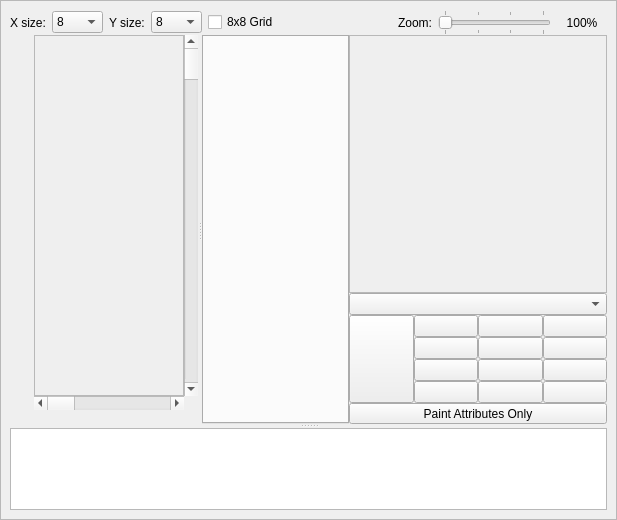
Qt form apps/ide/nes/designers/tilestampeditorform.ui (christopherpow/nesicide) before a commit.
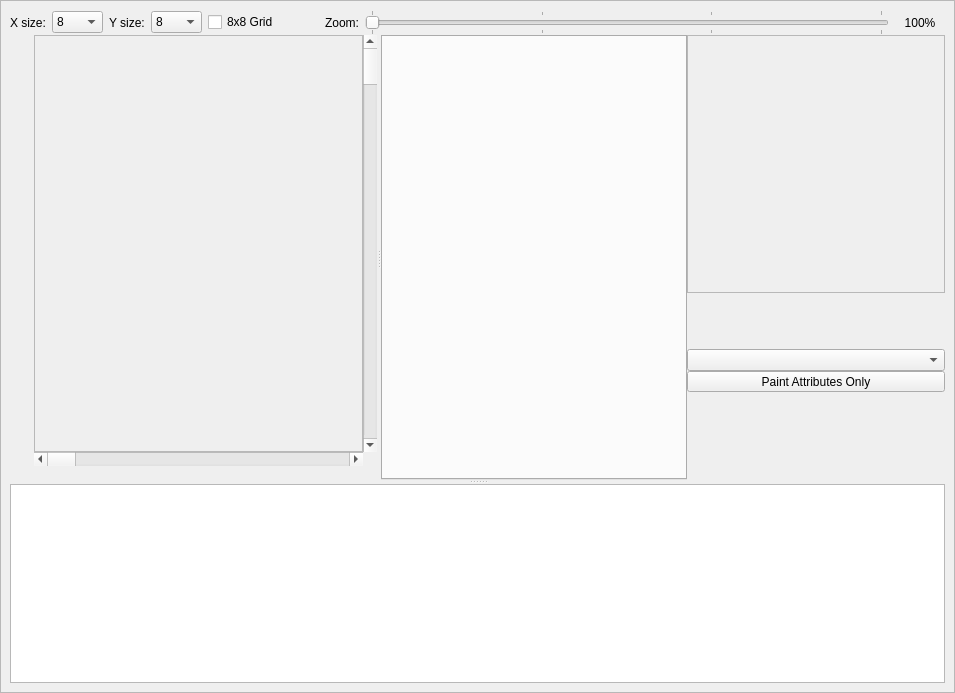
The same form after that commit. Icons and pictures are not drawn. Custom widgets are drawn as their Qt base class.

Commit message: Some layout issues addressed.

Diff of the .ui file:
```diff
--- a/apps/ide/nes/designers/tilestampeditorform.ui
+++ b/apps/ide/nes/designers/tilestampeditorform.ui
@@ -6,8 +6,8 @@
    <rect>
     <x>0</x>
     <y>0</y>
-    <width>617</width>
-    <height>520</height>
+    <width>955</width>
+    <height>693</height>
    </rect>
   </property>
   <property name="mouseTracking">
@@ -22,15 +22,24 @@
   <property name="windowTitle">
    <string>Form</string>
   </property>
+  <layout class="QGridLayout" name="gridLayout_2">
+   <property name="leftMargin">
+    <number>0</number>
+   </property>
+   <property name="topMargin">
+    <number>0</number>
+   </property>
+   <property name="rightMargin">
+    <number>0</number>
+   </property>
+   <property name="bottomMargin">
+    <number>0</number>
+   </property>
+   <property name="spacing">
+    <number>0</number>
+   </property>
+   <item row="0" column="0">
   <widget class="QFrame" name="window">
-   <property name="geometry">
-    <rect>
-     <x>0</x>
-     <y>0</y>
-     <width>617</width>
-     <height>520</height>
-    </rect>
-   </property>
    <property name="frameShape">
     <enum>QFrame::StyledPanel</enum>
    </property>
@@ -42,16 +51,13 @@
      <number>0</number>
     </property>
     <item row="0" column="0">
-     <layout class="QHBoxLayout" name="horizontalLayout">
+       <layout class="QHBoxLayout" name="horizontalLayout" stretch="0,0,0,0,0,0,0,1,0">
       <property name="spacing">
        <number>6</number>
       </property>
       <property name="sizeConstraint">
        <enum>QLayout::SetDefaultConstraint</enum>
       </property>
-      <property name="margin">
-       <number>0</number>
-      </property>
       <item>
        <widget class="QLabel" name="label_3">
         <property name="sizePolicy">
@@ -380,127 +386,97 @@
           </property>
          </widget>
         </item>
-        <item row="1" column="1" rowspan="15">
-         <widget class="QSplitter" name="splitter">
-          <property name="sizePolicy">
-           <sizepolicy hsizetype="Expanding" vsizetype="Expanding">
-            <horstretch>0</horstretch>
-            <verstretch>0</verstretch>
-           </sizepolicy>
-          </property>
-          <property name="orientation">
-           <enum>Qt::Horizontal</enum>
-          </property>
-          <widget class="QWidget" name="gridLayoutWidget">
-           <layout class="QGridLayout" name="gridLayout">
+          <item row="2" column="0">
+           <widget class="QToolButton" name="lineTool">
+            <property name="toolTip">
+             <string>Line Tool</string>
+            </property>
+            <property name="text">
+             <string/>
+            </property>
+            <property name="icon">
+             <iconset resource="../../../../common/resource.qrc">
+              <normaloff>:/resources/RR_shape_line.png</normaloff>:/resources/RR_shape_line.png</iconset>
+            </property>
+            <property name="checkable">
+             <bool>true</bool>
+            </property>
+            <property name="autoRaise">
+             <bool>true</bool>
+            </property>
+           </widget>
+          </item>
+          <item row="5" column="0">
+           <widget class="QToolButton" name="hollowCircleTool">
+            <property name="toolTip">
+             <string>Hollow Circle Tool</string>
+            </property>
+            <property name="text">
+             <string/>
+            </property>
+            <property name="icon">
+             <iconset resource="../../../../common/resource.qrc">
+              <normaloff>:/resources/RR_shape_circle_hollow.png</normaloff>:/resources/RR_shape_circle_hollow.png</iconset>
+            </property>
+            <property name="checkable">
+             <bool>true</bool>
+            </property>
+            <property name="autoRaise">
+             <bool>true</bool>
+            </property>
+           </widget>
+          </item>
+          <item row="11" column="0">
+           <widget class="QToolButton" name="flipHorizontal">
+            <property name="toolTip">
+             <string>Flip Horizontal</string>
+            </property>
+            <property name="text">
+             <string/>
+            </property>
+            <property name="icon">
+             <iconset resource="../../../../common/resource.qrc">
+              <normaloff>:/resources/RR_shape_flip_horizontal.png</normaloff>:/resources/RR_shape_flip_horizontal.png</iconset>
+            </property>
+            <property name="autoRaise">
+             <bool>true</bool>
+            </property>
+           </widget>
+          </item>
+          <item row="0" column="2" rowspan="14">
+           <layout class="QGridLayout" name="gridLayout_4" rowstretch="0,0,0,1,1,1,1,0,0">
             <property name="spacing">
              <number>0</number>
             </property>
-            <item row="0" column="0">
-             <widget class="QFrame" name="frame">
+            <item row="6" column="2">
+             <widget class="ColorPushButton" name="pal2col2">
               <property name="sizePolicy">
-               <sizepolicy hsizetype="Preferred" vsizetype="Preferred">
+               <sizepolicy hsizetype="Preferred" vsizetype="Fixed">
                 <horstretch>0</horstretch>
                 <verstretch>0</verstretch>
                </sizepolicy>
               </property>
-              <property name="minimumSize">
+              <property name="text">
+               <string/>
+              </property>
+              <property name="iconSize">
                <size>
-                <width>128</width>
-                <height>128</height>
+                <width>23</width>
+                <height>23</height>
                </size>
               </property>
-              <property name="cursor">
-               <cursorShape>CrossCursor</cursorShape>
+              <property name="checkable">
+               <bool>true</bool>
               </property>
-              <property name="mouseTracking">
+              <property name="flat">
                <bool>true</bool>
               </property>
-              <property name="focusPolicy">
-               <enum>Qt::StrongFocus</enum>
-              </property>
-              <property name="frameShape">
-               <enum>QFrame::StyledPanel</enum>
-              </property>
-              <property name="frameShadow">
-               <enum>QFrame::Sunken</enum>
-              </property>
-              <layout class="QGridLayout" name="gridLayout_3">
-               <property name="margin">
-                <number>0</number>
-               </property>
-               <property name="spacing">
-                <number>0</number>
-               </property>
-              </layout>
              </widget>
             </item>
-            <item row="0" column="1">
-             <widget class="QScrollBar" name="verticalScrollBar">
-              <property name="orientation">
-               <enum>Qt::Vertical</enum>
-              </property>
-             </widget>
-            </item>
-            <item row="1" column="0">
-             <widget class="QScrollBar" name="horizontalScrollBar">
-              <property name="orientation">
-               <enum>Qt::Horizontal</enum>
-              </property>
-             </widget>
-            </item>
-            <item row="2" column="0" colspan="2">
-             <layout class="QHBoxLayout" name="horizontalLayout_2">
-              <property name="spacing">
-               <number>0</number>
-              </property>
-              <property name="sizeConstraint">
-               <enum>QLayout::SetDefaultConstraint</enum>
-              </property>
-              <item>
-               <widget class="QLabel" name="info">
-                <property name="sizePolicy">
-                 <sizepolicy hsizetype="Ignored" vsizetype="Fixed">
-                  <horstretch>0</horstretch>
-                  <verstretch>0</verstretch>
-                 </sizepolicy>
-                </property>
-                <property name="text">
-                 <string/>
-                </property>
-                <property name="scaledContents">
-                 <bool>false</bool>
-                </property>
-                <property name="indent">
-                 <number>0</number>
-                </property>
-               </widget>
-              </item>
-             </layout>
-            </item>
-           </layout>
-          </widget>
-          <widget class="QWidget" name="gridLayoutWidget_2">
-           <layout class="QGridLayout" name="gridLayout_7">
-            <property name="spacing">
-             <number>0</number>
-            </property>
-            <item row="1" column="0">
-             <widget class="ChrBankItemsTabWidget" name="tileTabWidget"/>
-            </item>
-           </layout>
-          </widget>
-         </widget>
-        </item>
-        <item row="1" column="2" rowspan="14">
-         <layout class="QGridLayout" name="gridLayout_4">
-          <property name="spacing">
-           <number>0</number>
-          </property>
-          <item row="3" column="0" rowspan="4">
+            <item row="4" column="0" rowspan="4">
            <widget class="ColorPushButton" name="palbkgnd">
             <property name="sizePolicy">
-             <sizepolicy hsizetype="Minimum" vsizetype="Minimum">
+               <sizepolicy hsizetype="Preferred" vsizetype="Preferred">
               <horstretch>0</horstretch>
               <verstretch>0</verstretch>
              </sizepolicy>
@@ -523,106 +499,19 @@
             <property name="checked">
              <bool>false</bool>
             </property>
-           </widget>
-          </item>
-          <item row="3" column="1">
-           <widget class="ColorPushButton" name="pal0col1">
-            <property name="text">
-             <string/>
-            </property>
-            <property name="iconSize">
-             <size>
-              <width>23</width>
-              <height>23</height>
-             </size>
-            </property>
-            <property name="checkable">
+              <property name="flat">
              <bool>true</bool>
             </property>
            </widget>
           </item>
-          <item row="3" column="2">
-           <widget class="ColorPushButton" name="pal0col2">
-            <property name="text">
-             <string/>
-            </property>
-            <property name="iconSize">
-             <size>
-              <width>23</width>
-              <height>23</height>
-             </size>
-            </property>
-            <property name="checkable">
-             <bool>true</bool>
-            </property>
-           </widget>
-          </item>
-          <item row="3" column="3">
-           <widget class="ColorPushButton" name="pal0col3">
-            <property name="text">
-             <string/>
-            </property>
-            <property name="iconSize">
-             <size>
-              <width>23</width>
-              <height>23</height>
-             </size>
-            </property>
-            <property name="checkable">
-             <bool>true</bool>
-            </property>
-           </widget>
-          </item>
-          <item row="4" column="2">
-           <widget class="ColorPushButton" name="pal1col2">
-            <property name="text">
-             <string/>
-            </property>
-            <property name="iconSize">
-             <size>
-              <width>23</width>
-              <height>23</height>
-             </size>
-            </property>
-            <property name="checkable">
-             <bool>true</bool>
-            </property>
-           </widget>
-          </item>
-          <item row="4" column="1">
-           <widget class="ColorPushButton" name="pal1col1">
-            <property name="text">
-             <string/>
-            </property>
-            <property name="iconSize">
-             <size>
-              <width>23</width>
-              <height>23</height>
-             </size>
-            </property>
-            <property name="checkable">
-             <bool>true</bool>
-            </property>
-           </widget>
-          </item>
-          <item row="4" column="3">
-           <widget class="ColorPushButton" name="pal1col3">
-            <property name="text">
-             <string/>
-            </property>
-            <property name="iconSize">
-             <size>
-              <width>23</width>
-              <height>23</height>
-             </size>
-            </property>
-            <property name="checkable">
-             <bool>true</bool>
-            </property>
-           </widget>
-          </item>
-          <item row="5" column="1">
+            <item row="6" column="1">
            <widget class="ColorPushButton" name="pal2col1">
+              <property name="sizePolicy">
+               <sizepolicy hsizetype="Preferred" vsizetype="Fixed">
+                <horstretch>0</horstretch>
+                <verstretch>0</verstretch>
+               </sizepolicy>
+              </property>
             <property name="text">
              <string/>
             </property>
@@ -635,10 +524,19 @@
             <property name="checkable">
              <bool>true</bool>
             </property>
-           </widget>
-          </item>
-          <item row="5" column="2">
-           <widget class="ColorPushButton" name="pal2col2">
+              <property name="flat">
+               <bool>true</bool>
+              </property>
+             </widget>
+            </item>
+            <item row="7" column="3">
+             <widget class="ColorPushButton" name="pal3col3">
+              <property name="sizePolicy">
+               <sizepolicy hsizetype="Preferred" vsizetype="Fixed">
+                <horstretch>0</horstretch>
+                <verstretch>0</verstretch>
+               </sizepolicy>
+              </property>
             <property name="text">
              <string/>
             </property>
@@ -651,10 +549,19 @@
             <property name="checkable">
              <bool>true</bool>
             </property>
-           </widget>
-          </item>
-          <item row="5" column="3">
+              <property name="flat">
+               <bool>true</bool>
+              </property>
+             </widget>
+            </item>
+            <item row="6" column="3">
            <widget class="ColorPushButton" name="pal2col3">
+              <property name="sizePolicy">
+               <sizepolicy hsizetype="Preferred" vsizetype="Fixed">
+                <horstretch>0</horstretch>
+                <verstretch>0</verstretch>
+               </sizepolicy>
+              </property>
             <property name="text">
              <string/>
             </property>
@@ -667,10 +574,44 @@
             <property name="checkable">
              <bool>true</bool>
             </property>
-           </widget>
-          </item>
-          <item row="6" column="1">
+              <property name="flat">
+               <bool>true</bool>
+              </property>
+             </widget>
+            </item>
+            <item row="4" column="2">
+             <widget class="ColorPushButton" name="pal0col2">
+              <property name="sizePolicy">
+               <sizepolicy hsizetype="Preferred" vsizetype="Fixed">
+                <horstretch>0</horstretch>
+                <verstretch>0</verstretch>
+               </sizepolicy>
+              </property>
+              <property name="text">
+               <string/>
+              </property>
+              <property name="iconSize">
+               <size>
+                <width>23</width>
+                <height>23</height>
+               </size>
+              </property>
+              <property name="checkable">
+               <bool>true</bool>
+              </property>
+              <property name="flat">
+               <bool>true</bool>
+              </property>
+             </widget>
+            </item>
+            <item row="7" column="1">
            <widget class="ColorPushButton" name="pal3col1">
+              <property name="sizePolicy">
+               <sizepolicy hsizetype="Preferred" vsizetype="Fixed">
+                <horstretch>0</horstretch>
+                <verstretch>0</verstretch>
+               </sizepolicy>
+              </property>
             <property name="text">
              <string/>
             </property>
@@ -683,26 +624,19 @@
             <property name="checkable">
              <bool>true</bool>
             </property>
-           </widget>
-          </item>
-          <item row="6" column="2">
-           <widget class="ColorPushButton" name="pal3col2">
-            <property name="text">
-             <string/>
-            </property>
-            <property name="iconSize">
-             <size>
-              <width>23</width>
-              <height>23</height>
-             </size>
-            </property>
-            <property name="checkable">
+              <property name="flat">
              <bool>true</bool>
             </property>
            </widget>
           </item>
-          <item row="6" column="3">
-           <widget class="ColorPushButton" name="pal3col3">
+            <item row="5" column="1">
+             <widget class="ColorPushButton" name="pal1col1">
+              <property name="sizePolicy">
+               <sizepolicy hsizetype="Preferred" vsizetype="Fixed">
+                <horstretch>0</horstretch>
+                <verstretch>0</verstretch>
+               </sizepolicy>
+              </property>
             <property name="text">
              <string/>
             </property>
@@ -715,13 +649,16 @@
             <property name="checkable">
              <bool>true</bool>
             </property>
+              <property name="flat">
+               <bool>true</bool>
+              </property>
            </widget>
           </item>
           <item row="2" column="0" colspan="4">
            <widget class="QComboBox" name="attributeTable"/>
           </item>
-          <item row="7" column="0" colspan="4">
-           <widget class="QToolButton" name="paintAttr">
+            <item row="4" column="1">
+             <widget class="ColorPushButton" name="pal0col1">
             <property name="sizePolicy">
              <sizepolicy hsizetype="Preferred" vsizetype="Fixed">
               <horstretch>0</horstretch>
@@ -729,13 +666,94 @@
              </sizepolicy>
             </property>
             <property name="text">
-             <string>Paint Attributes Only</string>
-            </property>
+               <string/>
+              </property>
+              <property name="iconSize">
+               <size>
+                <width>23</width>
+                <height>23</height>
+               </size>
+              </property>
             <property name="checkable">
              <bool>true</bool>
             </property>
-            <property name="autoRaise">
-             <bool>false</bool>
+              <property name="flat">
+               <bool>true</bool>
+              </property>
+             </widget>
+            </item>
+            <item row="4" column="3">
+             <widget class="ColorPushButton" name="pal0col3">
+              <property name="sizePolicy">
+               <sizepolicy hsizetype="Preferred" vsizetype="Fixed">
+                <horstretch>0</horstretch>
+                <verstretch>0</verstretch>
+               </sizepolicy>
+              </property>
+              <property name="text">
+               <string/>
+              </property>
+              <property name="iconSize">
+               <size>
+                <width>23</width>
+                <height>23</height>
+               </size>
+              </property>
+              <property name="checkable">
+               <bool>true</bool>
+              </property>
+              <property name="flat">
+               <bool>true</bool>
+              </property>
+             </widget>
+            </item>
+            <item row="5" column="2">
+             <widget class="ColorPushButton" name="pal1col2">
+              <property name="sizePolicy">
+               <sizepolicy hsizetype="Preferred" vsizetype="Fixed">
+                <horstretch>0</horstretch>
+                <verstretch>0</verstretch>
+               </sizepolicy>
+              </property>
+              <property name="text">
+               <string/>
+              </property>
+              <property name="iconSize">
+               <size>
+                <width>23</width>
+                <height>23</height>
+               </size>
+              </property>
+              <property name="checkable">
+               <bool>true</bool>
+              </property>
+              <property name="flat">
+               <bool>true</bool>
+              </property>
+             </widget>
+            </item>
+            <item row="5" column="3">
+             <widget class="ColorPushButton" name="pal1col3">
+              <property name="sizePolicy">
+               <sizepolicy hsizetype="Preferred" vsizetype="Fixed">
+                <horstretch>0</horstretch>
+                <verstretch>0</verstretch>
+               </sizepolicy>
+              </property>
+              <property name="text">
+               <string/>
+              </property>
+              <property name="iconSize">
+               <size>
+                <width>23</width>
+                <height>23</height>
+               </size>
+              </property>
+              <property name="checkable">
+               <bool>true</bool>
+              </property>
+              <property name="flat">
+               <bool>true</bool>
             </property>
            </widget>
           </item>
@@ -782,48 +800,52 @@
             </layout>
            </widget>
           </item>
-         </layout>
-        </item>
-        <item row="2" column="0">
-         <widget class="QToolButton" name="selectionTool">
-          <property name="toolTip">
-           <string>Selection Tool</string>
-          </property>
-          <property name="text">
-           <string/>
-          </property>
-          <property name="icon">
-           <iconset resource="../../../../common/resource.qrc">
-            <normaloff>:/resources/select_tool.png</normaloff>:/resources/select_tool.png</iconset>
-          </property>
-          <property name="checkable">
-           <bool>true</bool>
-          </property>
-          <property name="autoRaise">
-           <bool>true</bool>
-          </property>
-         </widget>
-        </item>
-        <item row="3" column="0">
-         <widget class="QToolButton" name="lineTool">
-          <property name="toolTip">
-           <string>Line Tool</string>
-          </property>
-          <property name="text">
-           <string/>
-          </property>
-          <property name="icon">
-           <iconset resource="../../../../common/resource.qrc">
-            <normaloff>:/resources/RR_shape_line.png</normaloff>:/resources/RR_shape_line.png</iconset>
-          </property>
-          <property name="checkable">
-           <bool>true</bool>
-          </property>
-          <property name="autoRaise">
-           <bool>true</bool>
-          </property>
-         </widget>
-        </item>
+            <item row="7" column="2">
+             <widget class="ColorPushButton" name="pal3col2">
+              <property name="sizePolicy">
+               <sizepolicy hsizetype="Preferred" vsizetype="Fixed">
+                <horstretch>0</horstretch>
+                <verstretch>0</verstretch>
+               </sizepolicy>
+              </property>
+              <property name="text">
+               <string/>
+              </property>
+              <property name="iconSize">
+               <size>
+                <width>23</width>
+                <height>23</height>
+               </size>
+              </property>
+              <property name="checkable">
+               <bool>true</bool>
+              </property>
+              <property name="flat">
+               <bool>true</bool>
+              </property>
+             </widget>
+            </item>
+            <item row="3" column="0" colspan="4">
+             <widget class="QToolButton" name="paintAttr">
+              <property name="sizePolicy">
+               <sizepolicy hsizetype="Preferred" vsizetype="Fixed">
+                <horstretch>0</horstretch>
+                <verstretch>0</verstretch>
+               </sizepolicy>
+              </property>
+              <property name="text">
+               <string>Paint Attributes Only</string>
+              </property>
+              <property name="checkable">
+               <bool>true</bool>
+              </property>
+              <property name="autoRaise">
+               <bool>false</bool>
+              </property>
+             </widget>
+            </item>
+           </layout>
+          </item>
         <item row="4" column="0">
          <widget class="QToolButton" name="hollowBoxTool">
           <property name="toolTip">
@@ -864,67 +886,7 @@
           </property>
          </widget>
         </item>
-        <item row="6" column="0">
-         <widget class="QToolButton" name="hollowCircleTool">
-          <property name="toolTip">
-           <string>Hollow Circle Tool</string>
-          </property>
-          <property name="text">
-           <string/>
-          </property>
-          <property name="icon">
-           <iconset resource="../../../../common/resource.qrc">
-            <normaloff>:/resources/RR_shape_circle_hollow.png</normaloff>:/resources/RR_shape_circle_hollow.png</iconset>
-          </property>
-          <property name="checkable">
-           <bool>true</bool>
-          </property>
-          <property name="autoRaise">
-           <bool>true</bool>
-          </property>
-         </widget>
-        </item>
-        <item row="7" column="0">
-         <widget class="QToolButton" name="filledCircleTool">
-          <property name="toolTip">
-           <string>Filled Circle Tool</string>
-          </property>
-          <property name="text">
-           <string/>
-          </property>
-          <property name="icon">
-           <iconset resource="../../../../common/resource.qrc">
-            <normaloff>:/resources/RR_shape_circle_filled.png</normaloff>:/resources/RR_shape_circle_filled.png</iconset>
-          </property>
-          <property name="checkable">
-           <bool>true</bool>
-          </property>
-          <property name="autoRaise">
-           <bool>true</bool>
-          </property>
-         </widget>
-        </item>
-        <item row="8" column="0">
-         <widget class="QToolButton" name="paintTool">
-          <property name="toolTip">
-           <string>Paint Tool</string>
-          </property>
-          <property name="text">
-           <string/>
-          </property>
-          <property name="icon">
-           <iconset resource="../../../../common/resource.qrc">
-            <normaloff>:/resources/RR_paintcan.png</normaloff>:/resources/RR_paintcan.png</iconset>
-          </property>
-          <property name="checkable">
-           <bool>true</bool>
-          </property>
-          <property name="autoRaise">
-           <bool>true</bool>
-          </property>
-         </widget>
-        </item>
-        <item row="10" column="0">
+          <item row="9" column="0">
          <widget class="QToolButton" name="cwRotate">
           <property name="toolTip">
            <string>Rotate Clockwise</string>
@@ -944,7 +906,131 @@
           </property>
          </widget>
         </item>
-        <item row="11" column="0">
+          <item row="8" column="0">
+           <spacer name="verticalSpacer_2">
+            <property name="orientation">
+             <enum>Qt::Vertical</enum>
+            </property>
+            <property name="sizeHint" stdset="0">
+             <size>
+              <width>20</width>
+              <height>40</height>
+             </size>
+            </property>
+           </spacer>
+          </item>
+          <item row="0" column="1" rowspan="15">
+           <widget class="QSplitter" name="splitter">
+            <property name="sizePolicy">
+             <sizepolicy hsizetype="Expanding" vsizetype="Expanding">
+              <horstretch>0</horstretch>
+              <verstretch>0</verstretch>
+             </sizepolicy>
+            </property>
+            <property name="orientation">
+             <enum>Qt::Horizontal</enum>
+            </property>
+            <widget class="QWidget" name="gridLayoutWidget">
+             <layout class="QGridLayout" name="gridLayout" rowstretch="1,0,0">
+              <property name="spacing">
+               <number>0</number>
+              </property>
+              <item row="0" column="1">
+               <widget class="QScrollBar" name="verticalScrollBar">
+                <property name="orientation">
+                 <enum>Qt::Vertical</enum>
+                </property>
+               </widget>
+              </item>
+              <item row="0" column="0">
+               <widget class="QFrame" name="frame">
+                <property name="sizePolicy">
+                 <sizepolicy hsizetype="Preferred" vsizetype="Preferred">
+                  <horstretch>0</horstretch>
+                  <verstretch>0</verstretch>
+                 </sizepolicy>
+                </property>
+                <property name="minimumSize">
+                 <size>
+                  <width>128</width>
+                  <height>128</height>
+                 </size>
+                </property>
+                <property name="cursor">
+                 <cursorShape>CrossCursor</cursorShape>
+                </property>
+                <property name="mouseTracking">
+                 <bool>true</bool>
+                </property>
+                <property name="focusPolicy">
+                 <enum>Qt::StrongFocus</enum>
+                </property>
+                <property name="frameShape">
+                 <enum>QFrame::StyledPanel</enum>
+                </property>
+                <property name="frameShadow">
+                 <enum>QFrame::Sunken</enum>
+                </property>
+                <layout class="QGridLayout" name="gridLayout_3">
+                 <property name="leftMargin">
+                  <number>0</number>
+                 </property>
+                 <property name="topMargin">
+                  <number>0</number>
+                 </property>
+                 <property name="rightMargin">
+                  <number>0</number>
+                 </property>
+                 <property name="bottomMargin">
+                  <number>0</number>
+                 </property>
+                 <property name="spacing">
+                  <number>0</number>
+                 </property>
+                </layout>
+               </widget>
+              </item>
+              <item row="1" column="0">
+               <widget class="QScrollBar" name="horizontalScrollBar">
+                <property name="orientation">
+                 <enum>Qt::Horizontal</enum>
+                </property>
+               </widget>
+              </item>
+              <item row="2" column="0" colspan="2">
+               <widget class="QLabel" name="info">
+                <property name="sizePolicy">
+                 <sizepolicy hsizetype="Ignored" vsizetype="Fixed">
+                  <horstretch>0</horstretch>
+                  <verstretch>0</verstretch>
+                 </sizepolicy>
+                </property>
+                <property name="text">
+                 <string/>
+                </property>
+                <property name="scaledContents">
+                 <bool>false</bool>
+                </property>
+                <property name="indent">
+                 <number>0</number>
+                </property>
+               </widget>
+              </item>
+             </layout>
+            </widget>
+            <widget class="QWidget" name="gridLayoutWidget_2">
+             <layout class="QGridLayout" name="gridLayout_7">
+              <property name="spacing">
+               <number>0</number>
+              </property>
+              <item row="1" column="0">
+               <widget class="ChrBankItemsTabWidget" name="tileTabWidget"/>
+              </item>
+             </layout>
+            </widget>
+           </widget>
+          </item>
+          <item row="10" column="0">
          <widget class="QToolButton" name="ccwRotate">
           <property name="toolTip">
            <string>Rotate Counterclockwise</string>
@@ -961,41 +1047,7 @@
           </property>
          </widget>
         </item>
-        <item row="12" column="0">
-         <widget class="QToolButton" name="flipHorizontal">
-          <property name="toolTip">
-           <string>Flip Horizontal</string>
-          </property>
-          <property name="text">
-           <string/>
-          </property>
-          <property name="icon">
-           <iconset resource="../../../../common/resource.qrc">
-            <normaloff>:/resources/RR_shape_flip_horizontal.png</normaloff>:/resources/RR_shape_flip_horizontal.png</iconset>
-          </property>
-          <property name="autoRaise">
-           <bool>true</bool>
-          </property>
-         </widget>
-        </item>
         <item row="13" column="0">
-         <widget class="QToolButton" name="flipVertical">
-          <property name="toolTip">
-           <string>Flip Vertical</string>
-          </property>
-          <property name="text">
-           <string/>
-          </property>
-          <property name="icon">
-           <iconset resource="../../../../common/resource.qrc">
-            <normaloff>:/resources/RR_shape_flip_vertical.png</normaloff>:/resources/RR_shape_flip_vertical.png</iconset>
-          </property>
-          <property name="autoRaise">
-           <bool>true</bool>
-          </property>
-         </widget>
-        </item>
-        <item row="14" column="0">
          <widget class="QToolButton" name="clear">
           <property name="toolTip">
            <string>Clear</string>
@@ -1012,18 +1064,42 @@
           </property>
          </widget>
         </item>
-        <item row="9" column="0">
-         <spacer name="verticalSpacer_2">
-          <property name="orientation">
-           <enum>Qt::Vertical</enum>
-          </property>
-          <property name="sizeHint" stdset="0">
-           <size>
-            <width>20</width>
-            <height>40</height>
-           </size>
-          </property>
-         </spacer>
+          <item row="3" column="0">
+           <widget class="QToolButton" name="hollowBoxTool">
+            <property name="toolTip">
+             <string>Hollow Box Tool</string>
+            </property>
+            <property name="text">
+             <string/>
+            </property>
+            <property name="icon">
+             <iconset resource="../../../../common/resource.qrc">
+              <normaloff>:/resources/RR_shape_square_hollow.png</normaloff>:/resources/RR_shape_square_hollow.png</iconset>
+            </property>
+            <property name="checkable">
+             <bool>true</bool>
+            </property>
+            <property name="autoRaise">
+             <bool>true</bool>
+            </property>
+           </widget>
+          </item>
+          <item row="12" column="0">
+           <widget class="QToolButton" name="flipVertical">
+            <property name="toolTip">
+             <string>Flip Vertical</string>
+            </property>
+            <property name="text">
+             <string/>
+            </property>
+            <property name="icon">
+             <iconset resource="../../../../common/resource.qrc">
+              <normaloff>:/resources/RR_shape_flip_vertical.png</normaloff>:/resources/RR_shape_flip_vertical.png</iconset>
+            </property>
+            <property name="autoRaise">
+             <bool>true</bool>
+            </property>
+           </widget>
         </item>
        </layout>
       </widget>
@@ -1063,6 +1139,8 @@
     </item>
    </layout>
   </widget>
+   </item>
+  </layout>
  </widget>
  <customwidgets>
   <customwidget>
```
Left out of the diff: 95 changed lines with no effect on the pictures. Lines whose indentation alone changed are shown as unchanged. The commit also changes 10 other files.
